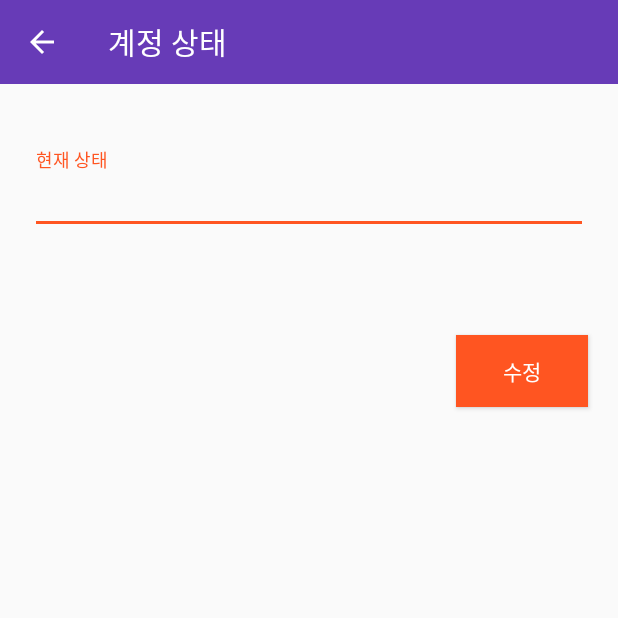
After one commit to Kimsihwan/Datok, an Android app: the StatusActivity screen opened directly, with no data from a screen before it, on a phone screen of 412 x 824 dp, the top half of it. The commit adds this screen. Run offline under Robolectric (Android 15) with nearby library versions, the phone set to English and light mode, and no system bars; our stand-ins replace Firebase (no records; nobody signed in at launch, a user with empty details on screens opened directly).

Commit message:
상태 변경하는법

```diff
--- a/app/src/main/AndroidManifest.xml
+++ b/app/src/main/AndroidManifest.xml
@@ -23,7 +23,9 @@
             android:name=".RegisterActivity"
             android:parentActivityName=".StartActivity" />
         <activity android:name=".LoginActivity" />
-        <activity android:name=".SettingsActivity"></activity>
+        <activity android:name=".SettingsActivity" />
+        <activity android:name=".StatusActivity"
+            android:parentActivityName=".SettingsActivity"/>
     </application>
 
 </manifest>
--- a/app/src/main/java/com/example/test/datok/SettingsActivity.java
+++ b/app/src/main/java/com/example/test/datok/SettingsActivity.java
@@ -1,7 +1,10 @@
 package com.example.test.datok;
 
+import android.content.Intent;
 import android.support.v7.app.AppCompatActivity;
 import android.os.Bundle;
+import android.view.View;
+import android.widget.Button;
 import android.widget.TextView;
 import android.widget.Toast;
 
@@ -21,9 +24,12 @@ public class SettingsActivity extends AppCompatActivity {
     private FirebaseUser mCurrentUser;
 
     //Android Layout
-        private CircleImageView mDisplayImage;
+    private CircleImageView mDisplayImage;
     private TextView mName;
     private TextView mStatus;
+
+    private Button mStatusBtn;
+    private Button mImageBtn;
 
     @Override
     protected void onCreate(Bundle savedInstanceState) {
@@ -33,6 +39,9 @@ public class SettingsActivity extends AppCompatActivity {
         mDisplayImage = findViewById(R.id.settings_image);
         mName = findViewById(R.id.settings_display_name);
         mStatus = findViewById(R.id.settings_status);
+        mStatusBtn = findViewById(R.id.setting_satus_btn);
+        mImageBtn = findViewById(R.id.setting_image_btn);
+
 
         mCurrentUser = FirebaseAuth.getInstance().getCurrentUser();
 
@@ -58,5 +67,18 @@ public class SettingsActivity extends AppCompatActivity {
             }
         });
 
+        mStatusBtn.setOnClickListener(new View.OnClickListener() {
+            @Override
+            public void onClick(View v) {
+                String status_value = mStatus.getText().toString();
+
+
+                Intent status_intent = new Intent(SettingsActivity.this, StatusActivity.class);
+                status_intent.putExtra("status_value", status_value);
+                startActivity(status_intent);
+
+            }
+        });
+
     }
 }
--- /dev/null
+++ b/app/src/main/java/com/example/test/datok/StatusActivity.java
@@ -0,0 +1,91 @@
+package com.example.test.datok;
+
+import android.app.ProgressDialog;
+import android.support.annotation.NonNull;
+import android.support.design.widget.TextInputLayout;
+import android.support.v7.app.AppCompatActivity;
+import android.os.Bundle;
+import android.support.v7.widget.Toolbar;
+import android.util.Log;
+import android.view.View;
+import android.widget.Button;
+import android.widget.Toast;
+
+import com.google.android.gms.tasks.OnCompleteListener;
+import com.google.android.gms.tasks.Task;
+import com.google.firebase.auth.FirebaseAuth;
+import com.google.firebase.auth.FirebaseUser;
+import com.google.firebase.database.DatabaseReference;
+import com.google.firebase.database.FirebaseDatabase;
+
+public class StatusActivity extends AppCompatActivity {
+
+    private static final String TAG = "StatusActivity";
+
+    private Toolbar mToolbar;
+
+    private TextInputLayout mStatus;
+    private Button mSavebtn;
+
+    //Firebase
+    private DatabaseReference mStatusDatabase;
+    private FirebaseUser mCurrentUser;
+
+    //Progress
+    private ProgressDialog mProgress;
+
+    @Override
+    protected void onCreate(Bundle savedInstanceState) {
+        super.onCreate(savedInstanceState);
+        setContentView(R.layout.activity_status);
+
+        //Firebase
+        mCurrentUser = FirebaseAuth.getInstance().getCurrentUser();
+        String current_uid = mCurrentUser.getUid();
+        mStatusDatabase = FirebaseDatabase.getInstance().getReference().child("Users").child(current_uid);
+
+
+
+        mToolbar = findViewById(R.id.status_appBar);
+        setSupportActionBar(mToolbar);
+        getSupportActionBar().setTitle("계정 상태");
+        getSupportActionBar().setDisplayHomeAsUpEnabled(true);
+
+        String status_value = getIntent().getStringExtra("status_value");
+
+        mStatus = findViewById(R.id.status_input);
+        mSavebtn = findViewById(R.id.status_save_btn);
+
+        mStatus.getEditText().setText(status_value);
+
+        mSavebtn.setOnClickListener(new View.OnClickListener() {
+            @Override
+            public void onClick(View v) {
+
+                //Progress
+                mProgress = new ProgressDialog(StatusActivity.this);
+                mProgress.setTitle("변경 하는중");
+                mProgress.setMessage("잠시만 기다려 주세요.");
+                mProgress.show();
+
+                String status = mStatus.getEditText().getText().toString();
+
+                mStatusDatabase.child("status").setValue(status).addOnCompleteListener(new OnCompleteListener<Void>() {
+                    @Override
+                    public void onComplete(@NonNull Task<Void> task) {
+
+                        if(task.isSuccessful()) {
+                            Log.d(TAG, "상태 변경 완료");
+                            mProgress.dismiss();
+                        } else {
+                            Log.d(TAG, "상태 변경 실패", task.getException());
+                            Toast.makeText(getApplicationContext(), "변경할수 없습니다.", Toast.LENGTH_SHORT).show();
+
+                        }
+
+                    }
+                });
+            }
+        });
+    }
+}
--- /dev/null
+++ b/app/src/main/res/layout/activity_status.xml
@@ -0,0 +1,44 @@
+<?xml version="1.0" encoding="utf-8"?>
+<RelativeLayout xmlns:android="http://schemas.android.com/apk/res/android"
+    xmlns:app="http://schemas.android.com/apk/res-auto"
+    xmlns:tools="http://schemas.android.com/tools"
+    android:layout_width="match_parent"
+    android:layout_height="match_parent"
+    tools:context=".StatusActivity">
+
+    <include
+        android:id="@+id/status_appBar"
+        layout="@layout/app_bar_layout"
+        android:layout_width="match_parent"
+        android:layout_height="wrap_content" />
+
+    <android.support.design.widget.TextInputLayout
+        android:id="@+id/status_input"
+        android:layout_width="match_parent"
+        android:layout_height="wrap_content"
+        android:layout_marginEnd="20dp"
+        android:layout_marginStart="20dp"
+        android:layout_marginTop="100dp"
+        app:layout_constraintEnd_toEndOf="parent"
+        app:layout_constraintStart_toStartOf="parent"
+        app:layout_constraintTop_toBottomOf="@+id/reg_email">
+
+        <android.support.design.widget.TextInputEditText
+            android:layout_width="match_parent"
+            android:layout_height="wrap_content"
+            android:hint="현재 상태" />
+    </android.support.design.widget.TextInputLayout>
+
+
+    <Button
+        android:id="@+id/status_save_btn"
+        android:layout_width="wrap_content"
+        android:layout_height="wrap_content"
+        android:layout_alignEnd="@+id/status_input"
+        android:layout_alignParentTop="true"
+        android:layout_marginTop="223dp"
+        android:background="@color/colorAccent"
+        android:text="수정"
+        android:textColor="@android:color/white" />
+
+</RelativeLayout>
```
